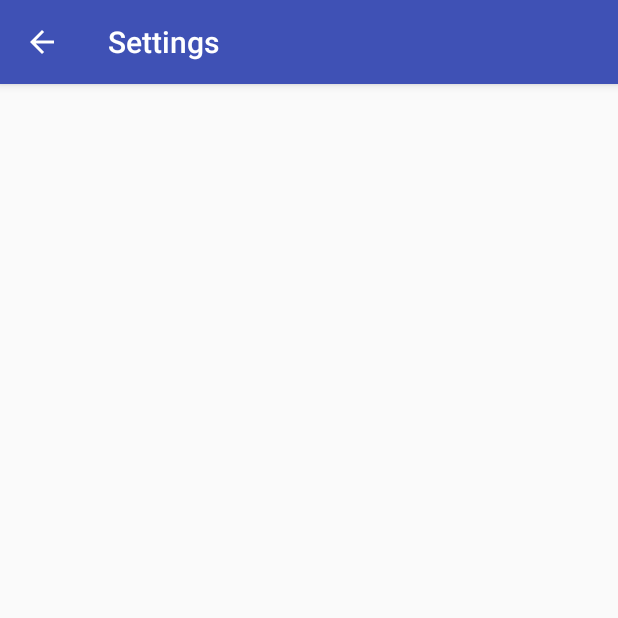
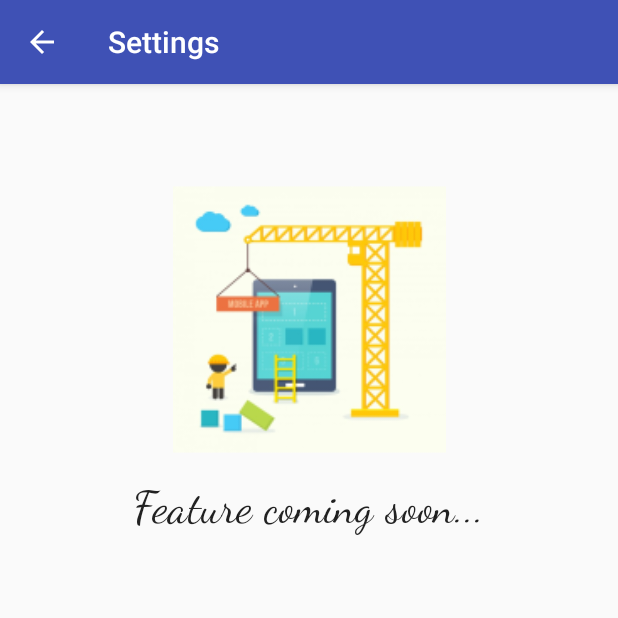
Before and after one commit to scottishasian/Homework_Number_ThirtySix, an Android app: the SettingsActivity screen opened directly, with no data from a screen before it, on a phone screen of 412 x 824 dp, the top half of it. Run offline under Robolectric (Android 15) with nearby library versions, the phone set to English and light mode, and no system bars.

Commit message:
Finished settings page.

```diff
--- a/app/src/main/res/layout/activity_settings.xml
+++ b/app/src/main/res/layout/activity_settings.xml
@@ -6,4 +6,37 @@
     android:layout_height="match_parent"
     tools:context="com.example.kynansong.wordcounter.Controllers.SettingsActivity">
 
+    <ImageView
+        android:id="@+id/imageView2"
+        android:layout_width="204dp"
+        android:layout_height="182dp"
+        android:layout_marginBottom="8dp"
+        android:layout_marginEnd="8dp"
+        android:layout_marginStart="8dp"
+        android:layout_marginTop="8dp"
+        app:layout_constraintBottom_toBottomOf="parent"
+        app:layout_constraintEnd_toEndOf="parent"
+        app:layout_constraintStart_toStartOf="parent"
+        app:layout_constraintTop_toTopOf="parent"
+        app:layout_constraintVertical_bias="0.102"
+        app:srcCompat="@mipmap/settingsss" />
+
+    <TextView
+        android:id="@+id/textView4"
+        android:layout_width="wrap_content"
+        android:layout_height="wrap_content"
+        android:layout_marginBottom="8dp"
+        android:layout_marginEnd="8dp"
+        android:layout_marginStart="8dp"
+        android:layout_marginTop="8dp"
+        android:fontFamily="cursive"
+        android:text="@string/coming_soon"
+        android:textAppearance="@style/TextAppearance.AppCompat.Large"
+        android:textSize="30sp"
+        app:layout_constraintBottom_toBottomOf="parent"
+        app:layout_constraintEnd_toEndOf="parent"
+        app:layout_constraintStart_toStartOf="parent"
+        app:layout_constraintTop_toBottomOf="@+id/imageView2"
+        app:layout_constraintVertical_bias="0.017"
+        tools:text="@string/coming_soon" />
 </android.support.constraint.ConstraintLayout>
--- /dev/null
+++ b/app/src/main/res/mipmap-anydpi-v26/to_be_made.xml
@@ -0,0 +1,5 @@
+<?xml version="1.0" encoding="utf-8"?>
+<adaptive-icon xmlns:android="http://schemas.android.com/apk/res/android">
+    <background android:drawable="@drawable/ic_launcher_background"/>
+    <foreground android:drawable="@mipmap/settingsss"/>
+</adaptive-icon>
--- /dev/null
+++ b/app/src/main/res/mipmap-anydpi-v26/to_be_made_round.xml
@@ -0,0 +1,5 @@
+<?xml version="1.0" encoding="utf-8"?>
+<adaptive-icon xmlns:android="http://schemas.android.com/apk/res/android">
+    <background android:drawable="@drawable/ic_launcher_background"/>
+    <foreground android:drawable="@mipmap/settingsss"/>
+</adaptive-icon>
--- a/app/src/main/res/values/strings.xml
+++ b/app/src/main/res/values/strings.xml
@@ -15,4 +15,5 @@
     <string name="about_header">About this App</string>
     <string name="info_box">This app is designed to count the amount of words in a phrase as well as occurences of those words.</string>
     <string name="made_by">This was made by this guy:</string>
+    <string name="coming_soon">Feature coming soon...</string>
 </resources>
```
Also changed, not shown: app/src/main/res/mipmap-hdpi/settingsss.png (added), app/src/main/res/mipmap-hdpi/to_be_made.png (added), app/src/main/res/mipmap-hdpi/to_be_made_round.png (added), app/src/main/res/mipmap-mdpi/settingsss.png (added), app/src/main/res/mipmap-mdpi/to_be_made.png (added), app/src/main/res/mipmap-mdpi/to_be_made_round.png (added), app/src/main/res/mipmap-xhdpi/settingsss.png (added), app/src/main/res/mipmap-xhdpi/to_be_made.png (added), app/src/main/res/mipmap-xhdpi/to_be_made_round.png (added), app/src/main/res/mipmap-xxhdpi/settingsss.png (added), app/src/main/res/mipmap-xxhdpi/to_be_made.png (added), app/src/main/res/mipmap-xxhdpi/to_be_made_round.png (added), app/src/main/res/mipmap-xxxhdpi/settingsss.png (added), app/src/main/res/mipmap-xxxhdpi/to_be_made.png (added), 2 more files.
